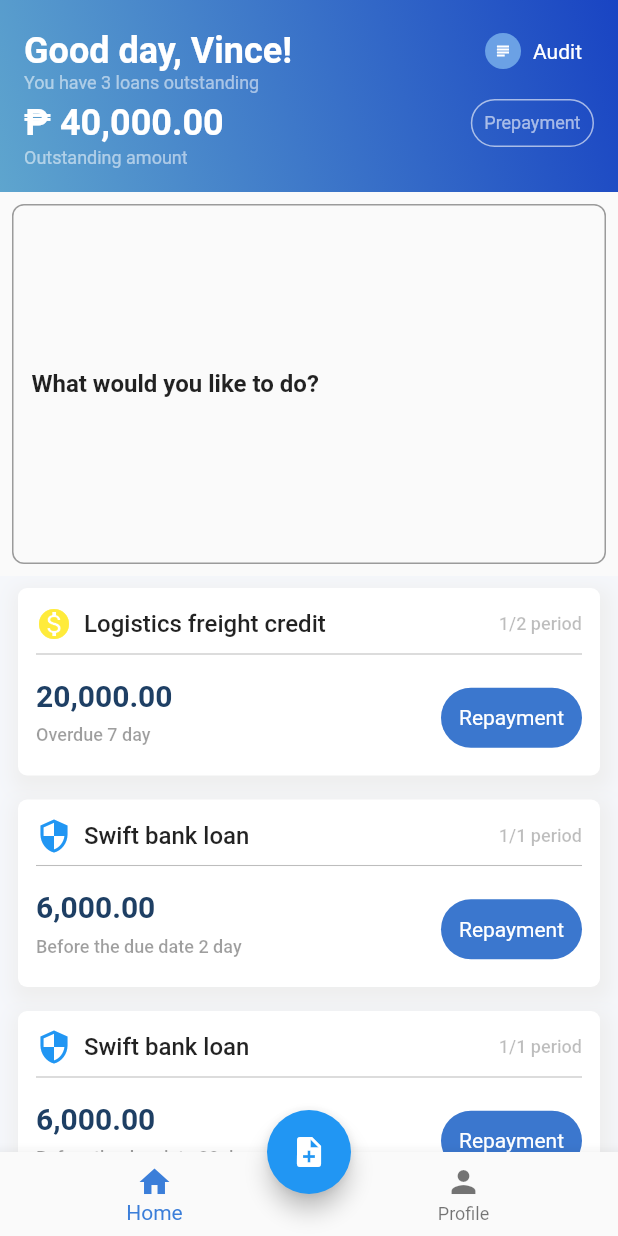
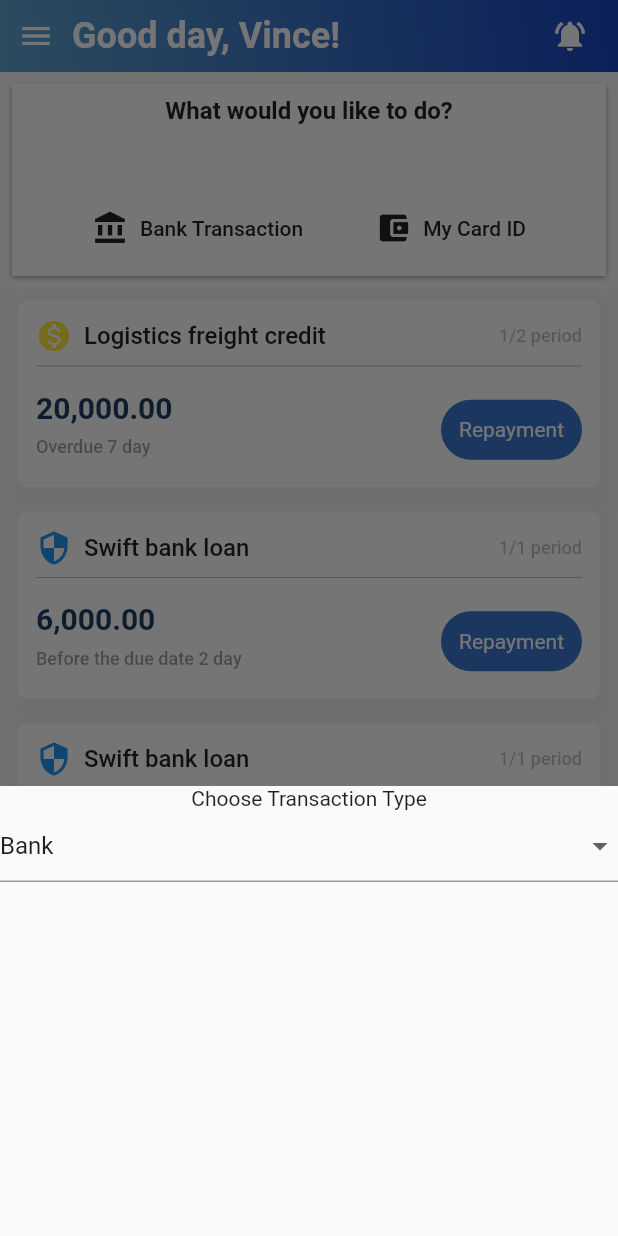
Before and after one commit to ram231/loan-ui-challenge, a Flutter app: the HiRamDashboardScaffold screen opened by its route, after a tap on the "note add" icon, on a phone screen of 412 x 824 dp. Run offline on Flutter 3.47's test engine with Material 2 defaults, Android fonts, the phone set to English and light mode, and no system bars; our stand-ins replace bloc, equatable, flutter_svg, google_fonts; generated files the repository leaves out were written again.

Commit message:
refactor dashboard

```diff
--- a/lib/dashboard/dashboard_scaffold.dart
+++ b/lib/dashboard/dashboard_scaffold.dart
@@ -1,4 +1,5 @@
 import 'package:flutter/material.dart';
+import 'package:hiram/helpers/colors.dart';
 import 'package:provider/provider.dart';
 
 import '../profile/profile_scaffold.dart';
@@ -8,12 +9,12 @@ class HiRamDashboardScaffold extends StatelessWidget {
   @override
   Widget build(BuildContext context) {
     print('Building $this');
-    return Scaffold(
+    return SafeArea(
+      child: Scaffold(
+        drawer: Drawer(),
+        endDrawer: Drawer(),
         resizeToAvoidBottomInset: false,
-      floatingActionButton: FloatingActionButton(
-        onPressed: () {},
-        child: Icon(Icons.note_add),
-      ),
+        floatingActionButton: TransactionFAB(),
         floatingActionButtonLocation:
             FloatingActionButtonLocation.miniCenterDocked,
         bottomNavigationBar: Consumer<BottomNavigationChangeNotifier>(
@@ -45,28 +46,10 @@ class HiRamDashboardScaffold extends StatelessWidget {
           }
           return Column(
             children: <Widget>[
+              HeaderDashboard(),
+              AccountActions(),
               Expanded(
-              child: HeaderDashboard(),
-            ),
-            Expanded(
-              flex: 2,
-              child: Container(
-                decoration: BoxDecoration(
-                  border: Border.all(color: Colors.black38),
-                  borderRadius: BorderRadius.all(Radius.circular(8)),
-                ),
-                padding: const EdgeInsets.all(12),
-                margin: const EdgeInsets.all(8),
-                child: Row(children: [
-                  Text(
-                    'What would you like to do?',
-                    style: TextStyle(fontSize: 16, fontWeight: FontWeight.w600),
-                  ),
-                ]),
-              ),
-            ),
-            Expanded(
-              flex: 3,
+                flex: 4,
                 child: Container(
                   color: Color(0xFFf5f7fb),
                   child: MyLoanPayments(),
@@ -75,6 +58,154 @@ class HiRamDashboardScaffold extends StatelessWidget {
             ],
           );
         }),
+      ),
+    );
+  }
+}
+
+class TransactionFAB extends StatefulWidget {
+  const TransactionFAB({
+    Key key,
+  }) : super(key: key);
+
+  @override
+  _TransactionFABState createState() => _TransactionFABState();
+}
+
+class _TransactionFABState extends State<TransactionFAB> {
+  @override
+  Widget build(BuildContext context) {
+    return FloatingActionButton(
+      onPressed: () async {
+        await showModalBottomSheet<bool>(
+          context: context,
+          builder: (context) => TransactionBottomSheet(),
+          clipBehavior: Clip.antiAliasWithSaveLayer,
+          isDismissible: false,
+        );
+      },
+      child: Icon(Icons.note_add),
+    );
+  }
+}
+
+class TransactionBottomSheet extends StatelessWidget {
+  TransactionBottomSheet({
+    Key key,
+  }) : super(key: key);
+  final GlobalKey _formKey =
+      GlobalKey<FormState>(debugLabel: 'add transaction');
+  @override
+  Widget build(BuildContext context) {
+    return Form(
+      key: _formKey,
+      child: Container(
+        height: 300,
+        child: ListView(physics: BouncingScrollPhysics(), children: [
+          Center(
+            child: Text('Choose Transaction Type'),
+          ),
+          TransactionDropdownForm()
+        ]),
+      ),
+    );
+  }
+}
+
+class TransactionDropdownForm extends StatefulWidget {
+  const TransactionDropdownForm({
+    Key key,
+    TextEditingController controller,
+    Function(String) onChange,
+  }) : super(key: key);
+
+  @override
+  _TransactionDropdownFormState createState() =>
+      _TransactionDropdownFormState();
+}
+
+class _TransactionDropdownFormState extends State<TransactionDropdownForm> {
+  @override
+  Widget build(BuildContext context) {
+    return DropdownButtonFormField<String>(
+      items: [
+        DropdownMenuItem(child: Text('Bank')),
+        DropdownMenuItem(child: Text('Card')),
+      ],
+      onChanged: (value) {},
+    );
+  }
+}
+
+class AccountActions extends StatelessWidget {
+  const AccountActions({
+    Key key,
+  }) : super(key: key);
+
+  @override
+  Widget build(BuildContext context) {
+    return Expanded(
+      flex: 1,
+      child: Container(
+        width: double.infinity,
+        decoration: BoxDecoration(
+          color: Colors.white,
+          boxShadow: [
+            BoxShadow(
+              color: Colors.grey,
+              blurRadius: 2,
+              offset: Offset(0, 1),
+            )
+          ],
+        ),
+        margin: const EdgeInsets.all(8),
+        child: Padding(
+          padding: const EdgeInsets.all(8.0),
+          child: Column(
+            crossAxisAlignment: CrossAxisAlignment.center,
+            mainAxisAlignment: MainAxisAlignment.center,
+            mainAxisSize: MainAxisSize.min,
+            children: [
+              Expanded(
+                flex: 2,
+                child: Text(
+                  'What would you like to do?',
+                  style: TextStyle(fontSize: 16, fontWeight: FontWeight.w600),
+                ),
+              ),
+              FittedBox(
+                child: Row(children: [
+                  MaterialButton(
+                    child: Center(
+                      child: Row(
+                        children: [
+                          Icon(Icons.account_balance),
+                          SizedBox(width: 8),
+                          Text('Bank Transaction')
+                        ],
+                      ),
+                    ),
+                    onPressed: () {},
+                  ),
+                  VerticalDivider(),
+                  MaterialButton(
+                    child: Center(
+                      child: Row(
+                        children: [
+                          Icon(Icons.account_balance_wallet),
+                          SizedBox(width: 8),
+                          Text('My Card ID')
+                        ],
+                      ),
+                    ),
+                    onPressed: () {},
+                  )
+                ]),
+              )
+            ],
+          ),
+        ),
+      ),
     );
   }
 }
@@ -258,8 +389,6 @@ class HeaderDashboard extends StatelessWidget {
 
   @override
   Widget build(BuildContext context) {
-    final textTheme = Theme.of(context).textTheme;
-
     return Container(
       decoration: BoxDecoration(
         gradient: LinearGradient(
@@ -271,66 +400,7 @@ class HeaderDashboard extends StatelessWidget {
           end: Alignment.topRight,
         ),
       ),
-      padding: const EdgeInsets.all(16),
-      child: Column(
-        crossAxisAlignment: CrossAxisAlignment.start,
-        children: <Widget>[
-          Spacer(),
-          HeaderNameDashboard(),
-          Text(
-            'You have 3 loans outstanding',
-            style: textTheme.caption.copyWith(
-              color: Colors.white54,
-            ),
-          ),
-          Spacer(),
-          CurrentBalanceDashboard(),
-          Text(
-            'Outstanding amount',
-            style: textTheme.caption.copyWith(
-              color: Colors.white54,
-            ),
-          ),
-        ],
-      ),
-    );
-  }
-}
-
-class CurrentBalanceDashboard extends StatelessWidget {
-  const CurrentBalanceDashboard({
-    Key key,
-  }) : super(key: key);
-
-  @override
-  Widget build(BuildContext context) {
-    final textTheme = Theme.of(context).textTheme;
-    return Row(
-      mainAxisAlignment: MainAxisAlignment.spaceBetween,
-      children: <Widget>[
-        Text(
-          '₱ 40,000.00',
-          style: textTheme.headline5.copyWith(
-            color: Colors.white,
-            fontWeight: FontWeight.bold,
-          ),
-        ),
-        Container(
-          child: Text(
-            'Prepayment',
-            style: textTheme.caption.copyWith(
-              color: Colors.white60,
-            ),
-          ),
-          padding: const EdgeInsets.all(8),
-          decoration: BoxDecoration(
-              border: Border.all(
-                color: Colors.white60,
-                width: 1,
-              ),
-              borderRadius: BorderRadius.circular(24)),
-        ),
-      ],
+      child: HeaderNameDashboard(),
     );
   }
 }
@@ -343,8 +413,16 @@ class HeaderNameDashboard extends StatelessWidget {
   Widget build(BuildContext context) {
     final textTheme = Theme.of(context).textTheme;
     return Row(
-      mainAxisAlignment: MainAxisAlignment.spaceBetween,
       children: <Widget>[
+        IconButton(
+          icon: Icon(
+            Icons.menu,
+            color: Colors.white,
+          ),
+          onPressed: () {
+            Scaffold.of(context).openDrawer();
+          },
+        ),
         Text(
           'Good day, Vince!',
           style: textTheme.headline5.copyWith(
@@ -352,28 +430,14 @@ class HeaderNameDashboard extends StatelessWidget {
             fontWeight: FontWeight.bold,
           ),
         ),
-        Row(
-          children: <Widget>[
-            CircleAvatar(
-              radius: 12,
-              backgroundColor: Color(0xFF6ba1e5),
-              child: Icon(
-                Icons.subject,
-                size: 12,
-                color: Colors.white,
+        Spacer(),
+        IconButton(
+          icon: Icon(Icons.notifications_active, color: Colors.white),
+          onPressed: () {
+            Scaffold.of(context).openEndDrawer();
+          },
         ),
-            ),
-            Padding(
-              padding: const EdgeInsets.symmetric(horizontal: 8.0),
-              child: Text(
-                'Audit',
-                style: TextStyle(
-                  color: Colors.white,
-                ),
-              ),
-            )
-          ],
-        )
+        SizedBox(width: 8),
       ],
     );
   }
--- /dev/null
+++ b/lib/helpers/colors.dart
@@ -0,0 +1,5 @@
+import 'dart:ui';
+
+class HiramColors {
+  static const secondaryButton = Color(0xFF5FCFC0);
+}
--- a/lib/login/login_scaffold.dart
+++ b/lib/login/login_scaffold.dart
@@ -1,7 +1,7 @@
 import 'package:flutter/material.dart';
 import 'package:flutter_svg/flutter_svg.dart';
 import 'package:google_fonts/google_fonts.dart';
-import 'package:loan_payment_challenge/routes/index.dart';
+import 'package:hiram/routes/index.dart';
 
 class HiRamLoginScaffold extends StatelessWidget {
   @override
@@ -64,6 +64,13 @@ class HiRamLoginBody extends StatelessWidget {
                 fit: BoxFit.none,
               ),
             ),
+            Text(' HiRAM ',
+                style: TextStyle(
+                  fontSize: 12,
+                  fontFamily: 'baybayin',
+                  color: Colors.white,
+                  fontWeight: FontWeight.bold,
+                )),
             Text(
               'HiRAM',
               style: Theme.of(context).accentTextTheme.headline2.copyWith(
@@ -72,7 +79,7 @@ class HiRamLoginBody extends StatelessWidget {
                   ),
             ),
             Text(
-              'Keep track of what they\'ve\nborrowed from you.',
+              'Keep track of your expense',
               textAlign: TextAlign.center,
               style: TextStyle(
                 fontSize: 14,
@@ -256,7 +263,7 @@ class HiRamPasswordTextField extends StatefulWidget {
 }
 
 class _HiRamPasswordTextFieldState extends State<HiRamPasswordTextField> {
-  bool showPassword = false;
+  bool _hidePassworod = true;
 
   @override
   Widget build(BuildContext context) {
@@ -264,22 +271,20 @@ class _HiRamPasswordTextFieldState extends State<HiRamPasswordTextField> {
       controller: widget._passwordController,
       hintText: 'Password',
       errorText: '*Password Required!',
-      obscureText: showPassword,
+      obscureText: _hidePassworod,
       onSubmit: widget.onSubmit,
-      suffixIcon: widget?._passwordController?.text?.isNotEmpty ?? false
-          ? GestureDetector(
+      suffixIcon: GestureDetector(
         onTap: () {
           setState(() {
-                  showPassword = !showPassword;
+            _hidePassworod = !_hidePassworod;
           });
         },
         child: Icon(
-                showPassword ? Icons.visibility_off : Icons.visibility,
+          _hidePassworod ? Icons.visibility_off : Icons.visibility,
           color: Colors.grey,
           size: 16,
         ),
-            )
-          : null,
+      ),
     );
   }
 }
--- a/lib/routes/index.dart
+++ b/lib/routes/index.dart
@@ -15,14 +15,14 @@ class HiRamRoutes {
     switch (settings.name) {
       case routeIntro:
       case routeDashboard:
-        return CupertinoPageRoute(
+        return CupertinoPageRoute<HiRamDashboardScaffold>(
           settings: settings,
           builder: (context) => HiRamDashboardScaffold(),
         );
       case routeProfile:
       case routeLoans:
       default:
-        return CupertinoPageRoute(
+        return CupertinoPageRoute<HiRamLoginScaffold>(
           builder: (context) => HiRamLoginScaffold(),
         );
     }
```
Also changed, not shown: lib/signup/signup_scaffold.dart (added), 1 other file. Lines whose indentation alone changed are shown as unchanged.
